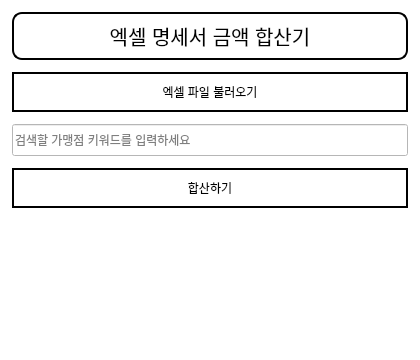
This is ui/main_window.ui in Hyunseung-Nam/excel_statement_analyzer as Qt 5 draws it before an edit. The edited form follows.
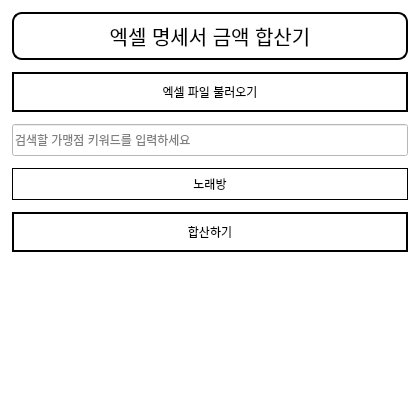
This is the edited form.

```diff
--- a/ui/main_window.ui
+++ b/ui/main_window.ui
@@ -7,7 +7,7 @@
     <x>0</x>
     <y>0</y>
     <width>420</width>
-    <height>360</height>
+    <height>400</height>
    </rect>
   </property>
   <property name="windowTitle">
@@ -126,15 +126,34 @@
      </widget>
     </item>
 
+    <!-- 미리 준비된 키워드 버튼 -->
+    <item>
+     <widget class="QPushButton" name="btn_keyword_noraebang">
+      <property name="minimumSize">
+       <size>
+        <width>0</width>
+        <height>32</height>
+       </size>
+      </property>
+      <property name="styleSheet">
+       <string notr="true">QPushButton{
+    color: black;
+    border: 1px solid black;
+    padding: 3px;
+}
+QPushButton:hover{
+    background-color: lightgray;
+}</string>
+      </property>
+      <property name="text">
+       <string>노래방</string>
+      </property>
+     </widget>
+    </item>
+
     <!-- 합산하기 버튼 -->
     <item>
      <widget class="QPushButton" name="btn_calculate">
-      <property name="sizePolicy">
-       <sizepolicy hsizetype="Expanding" vsizetype="Fixed">
-        <horstretch>0</horstretch>
-        <verstretch>0</verstretch>
-       </sizepolicy>
-      </property>
       <property name="minimumSize">
        <size>
         <width>0</width>
@@ -160,12 +179,6 @@
     <!-- 합산 결과 라벨 -->
     <item>
      <widget class="QLabel" name="lbl_sum_result">
-      <property name="sizePolicy">
-       <sizepolicy hsizetype="Expanding" vsizetype="Fixed">
-        <horstretch>0</horstretch>
-        <verstretch>0</verstretch>
-       </sizepolicy>
-      </property>
       <property name="minimumSize">
        <size>
         <width>0</width>
```
Left out of the diff: 31 changed lines with no effect on the pictures.
